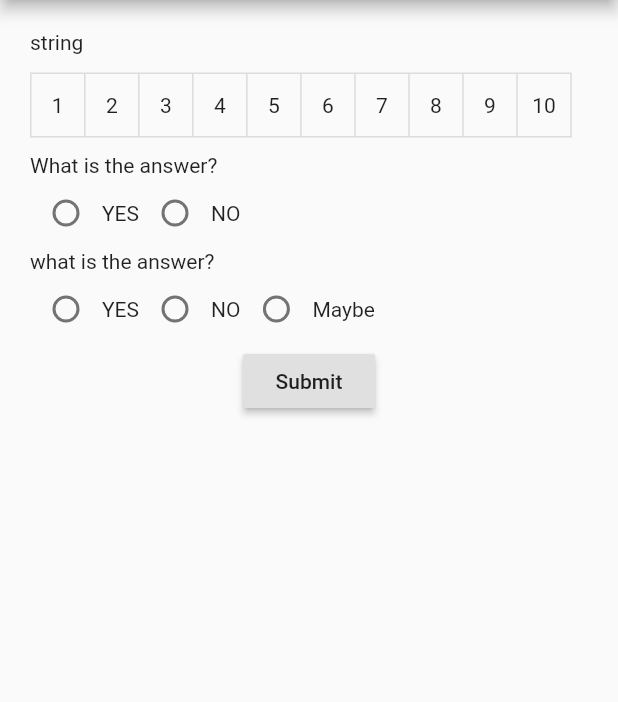
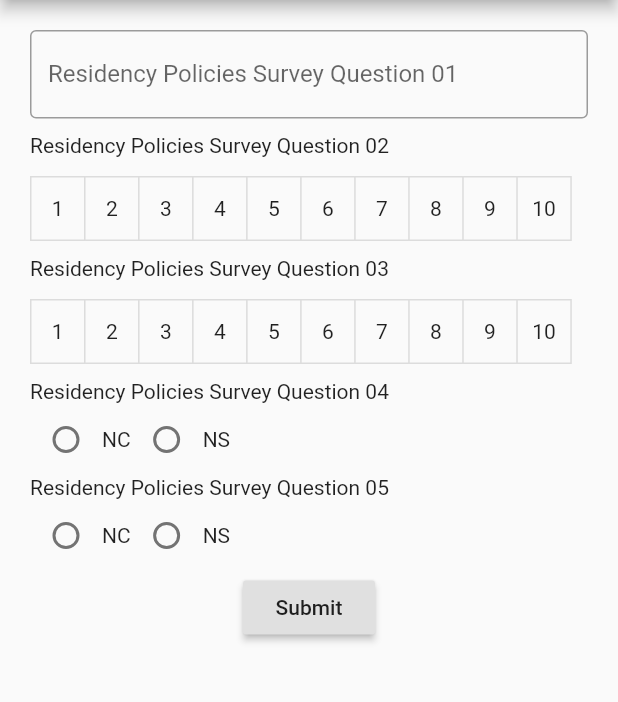
Before and after one commit to Thalinda/My_pcakages, a Flutter app: the screen it shows after launch, on a phone screen of 412 x 824 dp, the part 84-786 px from its top. Run offline on Flutter 3.47's test engine with Material 2 defaults, Android fonts, the phone set to English and light mode, and no system bars; our stand-ins replace dropdown_search.

Commit message:
Updated the code for QUize Type

```diff
--- a/lib/dynamic_forms.dart
+++ b/lib/dynamic_forms.dart
@@ -3,6 +3,7 @@ import 'dart:convert';
 
 import 'package:flutter/material.dart';
 import 'package:dynamicform/dynamicform.dart';
+import 'package:my_packages/models/surveyQuiz.dart';
 
 class DynamicForms extends StatefulWidget {
   const DynamicForms({Key? key}) : super(key: key);
@@ -15,6 +16,53 @@ class _DynamicFormsState extends State<DynamicForms> {
   // final List<Map<String, dynamic>> _toggleselection = [];
   // final List<Map<String, dynamic>> _radioselection = [];
   // final List<Map<String, dynamic>> _values = [];
+  List<SurveyQuizeModel> quizelist = [
+    SurveyQuizeModel(
+        options: [],
+        surveyQuizId: 1,
+        surveyId: 1,
+        quizType: 3,
+        quiz: "Residency Policies Survey Question 01",
+        isRequired: 1,
+        createdDate: DateTime.parse("2022-01-26T00:00:00"),
+        modifiedDate: DateTime.parse("2022-01-26T00:00:00")),
+    SurveyQuizeModel(
+        options: [],
+        surveyQuizId: 2,
+        surveyId: 1,
+        quizType: 2,
+        quiz: "Residency Policies Survey Question 02",
+        isRequired: 0,
+        createdDate: DateTime.parse("2022-01-26T00:00:00"),
+        modifiedDate: DateTime.parse("2022-01-26T00:00:00")),
+    SurveyQuizeModel(
+        options: [],
+        surveyQuizId: 3,
+        surveyId: 1,
+        quizType: 2,
+        quiz: "Residency Policies Survey Question 03",
+        isRequired: 1,
+        createdDate: DateTime.parse("2022-01-26T00:00:00"),
+        modifiedDate: DateTime.parse("2022-01-26T00:00:00")),
+    SurveyQuizeModel(
+        options: ["NC", "NS"],
+        surveyQuizId: 4,
+        surveyId: 1,
+        quizType: 1,
+        quiz: "Residency Policies Survey Question 04",
+        isRequired: 1,
+        createdDate: DateTime.parse("2022-01-26T00:00:00"),
+        modifiedDate: DateTime.parse("2022-01-26T00:00:00")),
+    SurveyQuizeModel(
+        options: ["NC", "NS"],
+        surveyQuizId: 5,
+        surveyId: 1,
+        quizType: 1,
+        quiz: "Residency Policies Survey Question 05",
+        isRequired: 0,
+        createdDate: DateTime.parse("2022-01-26T00:00:00"),
+        modifiedDate: DateTime.parse("2022-01-26T00:00:00"))
+  ];
   final List<Map<String, dynamic>> dataset = [
     {
       "surveyQuizId": 1, //rating
@@ -23,7 +71,6 @@ class _DynamicFormsState extends State<DynamicForms> {
       "quiz": "string",
       "isRequired": 0
     },
-
     {
       "surveyQuizId": 2, //rating
       "surveyId": 0,
@@ -40,64 +87,7 @@ class _DynamicFormsState extends State<DynamicForms> {
       "quiz": "what is the answer?",
       "isRequired": 0
     },
-
-    // {
-    //   "surveyQuizId": 2,//radio
-    //   "surveyId": 0,
-    //   "quizType": 0,
-    //   "option": ["no", "yes"],
-    //   "quiz": "string",
-    //   "isRequired": 0
-    // },
-    // {
-    //   "surveyQuizId": 3,//textbox
-    //   "surveyId": 0,
-    //   "quizType": 0,
-    //   "quiz": "string",
-    //   "isRequired": 0
-    // },
   ];
-
-  final Map serverdata = {
-    "surveyId": 0,
-    "surveyTitle": "string",
-    "description": "string",
-    "status": 0,
-    "surveyLink": "string",
-    "active": 0,
-    "createdDate": "2022-01-18T06:31:07.026Z",
-    "modifiedDate": "2022-01-18T06:31:07.026Z",
-    "surveyQuizInfo": [
-      {
-        "surveyQuizId": 1,
-        "surveyId": 0,
-        "quizType": 0,
-        "quiz": "string",
-        "isRequired": 0
-      },
-      {
-        "surveyQuizId": 2,
-        "surveyId": 0,
-        "quizType": 0,
-        "quiz": "string",
-        "isRequired": 0
-      },
-      {
-        "surveyQuizId": 3,
-        "surveyId": 0,
-        "quizType": 0,
-        "quiz": "string",
-        "isRequired": 0
-      },
-      {
-        "surveyQuizId": 3,
-        "surveyId": 0,
-        "quizType": 0,
-        "quiz": "string",
-        "isRequired": 0
-      }
-    ]
-  };
 
   @override
   void initState() {
@@ -128,7 +118,8 @@ class _DynamicFormsState extends State<DynamicForms> {
           padding: const EdgeInsets.all(20.0),
           child: Column(
             children: [
-              GenerateDyamicForm(dataset: dataset),
+              GenerateDyamicForm(
+                  dataset: quizelist.map((e) => e.toMap()).toList()),
               RaisedButton(
                 onPressed: () {
                   var data = CommonFunction().getformdata();
--- /dev/null
+++ b/lib/models/surveyQuiz.dart
@@ -0,0 +1,51 @@
+import 'dart:convert';
+
+class SurveyQuizeModel {
+  SurveyQuizeModel({
+    required this.options,
+    required this.surveyQuizId,
+    required this.surveyId,
+    required this.quizType,
+    required this.quiz,
+    required this.isRequired,
+    required this.createdDate,
+    required this.modifiedDate,
+  });
+
+  final List<dynamic> options;
+  final int surveyQuizId;
+  final int surveyId;
+  final int quizType;
+  final String quiz;
+  final int isRequired;
+  final DateTime createdDate;
+  final DateTime modifiedDate;
+
+  factory SurveyQuizeModel.fromJson(String str) =>
+      SurveyQuizeModel.fromMap(json.decode(str));
+
+  String toJson() => json.encode(toMap());
+
+  factory SurveyQuizeModel.fromMap(Map<String, dynamic> json) =>
+      SurveyQuizeModel(
+        options: List<dynamic>.from(json["options"].map((x) => x)),
+        surveyQuizId: json["surveyQuizId"],
+        surveyId: json["surveyId"],
+        quizType: json["quizType"],
+        quiz: json["quiz"],
+        isRequired: json["isRequired"],
+        createdDate: DateTime.parse(json["createdDate"]),
+        modifiedDate: DateTime.parse(json["modifiedDate"]),
+      );
+
+  Map<String, dynamic> toMap() => {
+        "options": List<dynamic>.from(options.map((x) => x)),
+        "surveyQuizId": surveyQuizId,
+        "surveyId": surveyId,
+        "quizType": quizType,
+        "quiz": quiz,
+        "isRequired": isRequired,
+        "createdDate": createdDate.toIso8601String(),
+        "modifiedDate": modifiedDate.toIso8601String(),
+      };
+}
--- a/packages/dynamicform/lib/calldynamic.dart
+++ b/packages/dynamicform/lib/calldynamic.dart
@@ -16,6 +16,7 @@ class _GenerateDyamicFormState extends State<GenerateDyamicForm> {
   void initState() {
     super.initState();
     CommonFunction.dataset = widget.dataset;
+    print("Number of : " + widget.dataset.length.toString());
   }
 
   @override
@@ -24,18 +25,17 @@ class _GenerateDyamicFormState extends State<GenerateDyamicForm> {
       shrinkWrap: true,
       itemCount: widget.dataset.length,
       itemBuilder: (context, index) {
-        print(widget.dataset[index]);
         return widget.dataset[index]['quizType'] == 1
-            ? RatingButton(
+            ? RadioButtons(
+                label: widget.dataset[index]['quiz'],
                 keyvalue: widget.dataset[index]['surveyQuizId'].toString(),
-                limit: 10,
-                label: widget.dataset[index]['quiz'])
+                options: widget.dataset[index]['options'],
+              )
             : widget.dataset[index]['quizType'] == 2
-                ? RadioButtons(
-                    label: widget.dataset[index]['quiz'],
+                ? RatingButton(
                     keyvalue: widget.dataset[index]['surveyQuizId'].toString(),
-                    options: widget.dataset[index]['options'],
-                  )
+                    limit: 10,
+                    label: widget.dataset[index]['quiz'])
                 : widget.dataset[index]['quizType'] == 3
                     ? TextFieldFrom(
                         label: widget.dataset[index]['quiz'],
@@ -46,3 +46,7 @@ class _GenerateDyamicFormState extends State<GenerateDyamicForm> {
     );
   }
 }
+
+// 1 Rating
+// 2 Radio
+// 3 Text
--- a/packages/dynamicform/lib/dynamicform.dart
+++ b/packages/dynamicform/lib/dynamicform.dart
@@ -1,4 +1,6 @@
 library dynamicform;
+
+import 'dart:convert';
 
 import 'package:flutter/material.dart';
 import 'package:dropdown_search/dropdown_search.dart';
--- a/packages/dynamicform/lib/radiobutton.dart
+++ b/packages/dynamicform/lib/radiobutton.dart
@@ -23,7 +23,6 @@ class _RadioButtonsState extends State<RadioButtons> {
   @override
   Widget build(BuildContext context) {
     String value = getMyRadiobutton(widget.keyvalue);
-    print(value);
 
     return Column(
       crossAxisAlignment: CrossAxisAlignment.start,
--- a/pubspec.yaml
+++ b/pubspec.yaml
@@ -49,6 +49,8 @@ dev_dependencies:
   flutter_test:
     sdk: flutter
 
+# {"1": 10, 2: NO, 3: Maybe}
+
 # For information on the generic Dart part of this file, see the
 # following page: https://dart.dev/tools/pub/pubspec
 # The following section is specific to Flutter.
```
